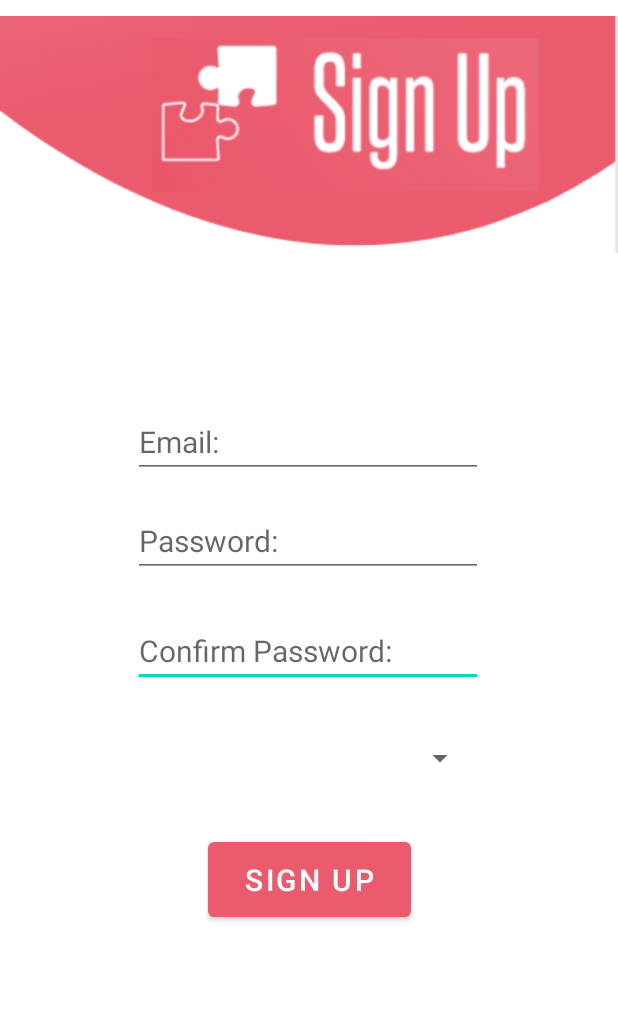
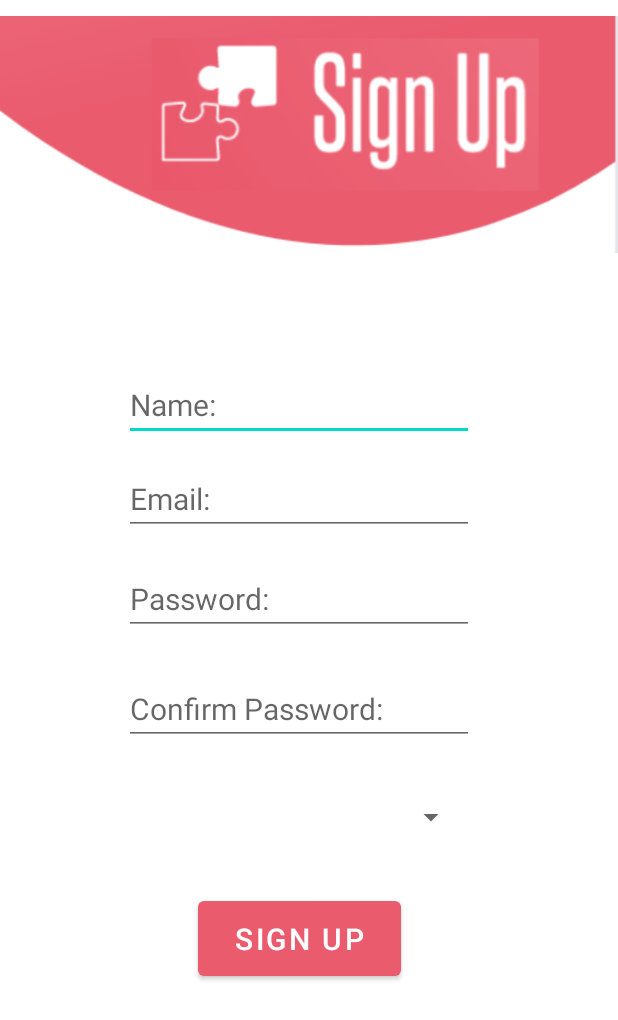
Before and after one commit to Pranav-Pra/GamificationCougarHacks, an Android app: the layout sign_up.xml on its own in the app's theme, with its tools: preview values and no code run, on a phone screen of 412 x 824 dp. Shown: the top 1020 px of the screen. Run offline under Robolectric (Android 15) with nearby library versions, the phone set to English and light mode, and no system bars.

Commit message:
add name to employee

```diff
--- a/app/src/main/java/com/example/gamification/MainActivity.java
+++ b/app/src/main/java/com/example/gamification/MainActivity.java
@@ -97,17 +97,19 @@ public class MainActivity extends AppCompatActivity {
     public void signUp(View v) {
         // Make references to EditText in xml
 
+        EditText nameSignUp = findViewById(R.id.nameET);
         EditText emailSignUp = findViewById(R.id.emailSignUpET);
         EditText passSignUp = findViewById(R.id.passSignUpET);
         EditText confPassSignUp = findViewById(R.id.confPassSignUpET);
 
         // Get user data
-        String name =  emailSignUp.getText().toString();
-        String email = passSignUp.getText().toString();
-        String password = confPassSignUp.getText().toString();
+        String name = nameSignUp.getText().toString();
+        String email =  emailSignUp.getText().toString();
+        String password = passSignUp.getText().toString();
+        String confPassword = confPassSignUp.getText().toString();
 
         // verify all user data is entered
-        if (name.length() == 0 || email.length() == 0 || password.length() == 0) {
+        if (name.length() == 0 || email.length() == 0 || password.length() == 0 || confPassword.length() == 0) {
             Toast.makeText(getApplicationContext(), "Enter all fields", Toast.LENGTH_SHORT).show();
         }
         // verify password is at least 6 char long (otherwise firebase will deny)
--- a/app/src/main/res/layout/sign_up.xml
+++ b/app/src/main/res/layout/sign_up.xml
@@ -5,16 +5,35 @@
     android:layout_width="match_parent"
     android:layout_height="match_parent">
 
-    <Spinner
-        android:id="@+id/signUpSpinner"
-        android:layout_width="224dp"
-        android:layout_height="55dp"
+    <EditText
+        android:id="@+id/nameET"
+        android:layout_width="wrap_content"
+        android:layout_height="wrap_content"
+        android:ems="10"
+        android:hint="Name:"
+        android:inputType="textPersonName"
+        android:textSize="20sp"
         app:layout_constraintBottom_toBottomOf="parent"
         app:layout_constraintEnd_toEndOf="parent"
-        app:layout_constraintHorizontal_bias="0.497"
+        app:layout_constraintHorizontal_bias="0.462"
         app:layout_constraintStart_toStartOf="parent"
         app:layout_constraintTop_toTopOf="parent"
-        app:layout_constraintVertical_bias="0.622" />
+        app:layout_constraintVertical_bias="0.317" />
+
+    <EditText
+        android:id="@+id/emailSignUpET"
+        android:layout_width="wrap_content"
+        android:layout_height="wrap_content"
+        android:ems="10"
+        android:hint="Email:"
+        android:inputType="textPersonName"
+        android:textSize="20sp"
+        app:layout_constraintBottom_toBottomOf="parent"
+        app:layout_constraintEnd_toEndOf="parent"
+        app:layout_constraintHorizontal_bias="0.462"
+        app:layout_constraintStart_toStartOf="parent"
+        app:layout_constraintTop_toTopOf="parent"
+        app:layout_constraintVertical_bias="0.398" />
 
     <EditText
         android:id="@+id/confPassSignUpET"
@@ -26,25 +45,34 @@
         android:textSize="20sp"
         app:layout_constraintBottom_toBottomOf="parent"
         app:layout_constraintEnd_toEndOf="parent"
-        app:layout_constraintHorizontal_bias="0.497"
+        app:layout_constraintHorizontal_bias="0.462"
         app:layout_constraintStart_toStartOf="parent"
         app:layout_constraintTop_toTopOf="parent"
-        app:layout_constraintVertical_bias="0.528" />
+        app:layout_constraintVertical_bias="0.578" />
 
-    <EditText
-        android:id="@+id/emailSignUpET"
-        android:layout_width="wrap_content"
-        android:layout_height="wrap_content"
-        android:ems="10"
-        android:hint="Email:"
-        android:inputType="textPersonName"
+    <Spinner
+        android:id="@+id/signUpSpinner"
+        android:layout_width="224dp"
+        android:layout_height="55dp"
+        app:layout_constraintBottom_toBottomOf="parent"
+        app:layout_constraintEnd_toEndOf="parent"
+        app:layout_constraintHorizontal_bias="0.465"
+        app:layout_constraintStart_toStartOf="parent"
+        app:layout_constraintTop_toTopOf="parent"
+        app:layout_constraintVertical_bias="0.673" />
+
+    <Button
+        android:id="@+id/signUpBtn"
+        android:layout_width="135dp"
+        android:layout_height="62dp"
+        android:text="Sign Up"
         android:textSize="20sp"
         app:layout_constraintBottom_toBottomOf="parent"
         app:layout_constraintEnd_toEndOf="parent"
-        app:layout_constraintHorizontal_bias="0.497"
+        app:layout_constraintHorizontal_bias="0.478"
         app:layout_constraintStart_toStartOf="parent"
         app:layout_constraintTop_toTopOf="parent"
-        app:layout_constraintVertical_bias="0.349" />
+        app:layout_constraintVertical_bias="0.78" />
 
     <EditText
         android:id="@+id/passSignUpET"
@@ -56,22 +84,10 @@
         android:textSize="20sp"
         app:layout_constraintBottom_toBottomOf="parent"
         app:layout_constraintEnd_toEndOf="parent"
-        app:layout_constraintHorizontal_bias="0.497"
+        app:layout_constraintHorizontal_bias="0.462"
         app:layout_constraintStart_toStartOf="parent"
         app:layout_constraintTop_toTopOf="parent"
-        app:layout_constraintVertical_bias="0.434" />
-
-    <Button
-        android:id="@+id/signUpBtn"
-        android:layout_width="135dp"
-        android:layout_height="62dp"
-        android:text="Sign Up"
-        android:textSize="20sp"
-        app:layout_constraintBottom_toBottomOf="parent"
-        app:layout_constraintEnd_toEndOf="parent"
-        app:layout_constraintStart_toStartOf="parent"
-        app:layout_constraintTop_toTopOf="parent"
-        app:layout_constraintVertical_bias="0.729" />
+        app:layout_constraintVertical_bias="0.484" />
 
     <ImageView
         android:id="@+id/imageView2"
```
